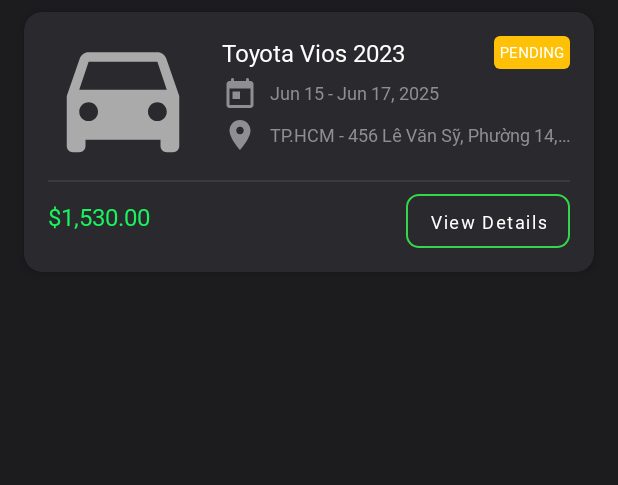
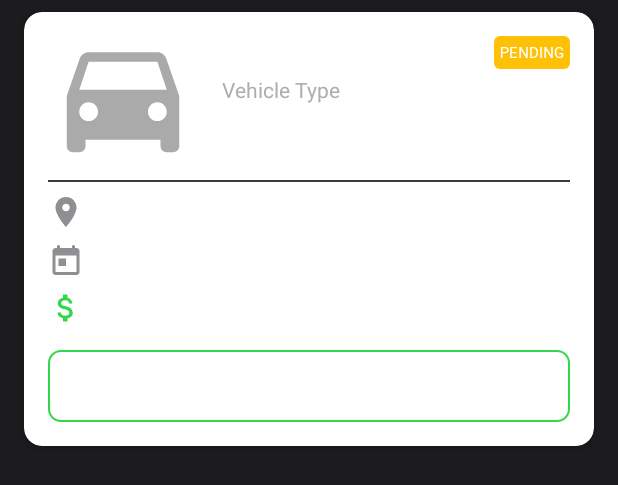
Before and after one commit to AkioCkist/WhaleXe, an Android app: the layout item_booking.xml on its own in the app's theme, with its tools: preview values and no code run, on a phone screen of 412 x 824 dp. Shown: the top 485 px of the screen. Run offline under Robolectric (Android 15) with nearby library versions, the phone set to English and light mode, and no system bars.

Commit message:
add vehicle details and enhance booking history display

```diff
--- /dev/null
+++ b/app/src/main/res/drawable/booking_item_background.xml
@@ -0,0 +1,5 @@
+<?xml version="1.0" encoding="utf-8"?>
+<shape xmlns:android="http://schemas.android.com/apk/res/android">
+    <solid android:color="@android:color/white" />
+    <corners android:radius="12dp" />
+</shape>
--- a/app/src/main/res/layout/item_booking.xml
+++ b/app/src/main/res/layout/item_booking.xml
@@ -1,6 +1,5 @@
 <?xml version="1.0" encoding="utf-8"?>
-<androidx.cardview.widget.CardView
-    xmlns:android="http://schemas.android.com/apk/res/android"
+<androidx.cardview.widget.CardView xmlns:android="http://schemas.android.com/apk/res/android"
     xmlns:app="http://schemas.android.com/apk/res-auto"
     xmlns:tools="http://schemas.android.com/tools"
     android:layout_width="match_parent"
@@ -16,19 +15,26 @@
     <androidx.constraintlayout.widget.ConstraintLayout
         android:layout_width="match_parent"
         android:layout_height="wrap_content"
-        android:padding="16dp">
+        android:padding="16dp"
+        android:background="@drawable/booking_item_background"> <androidx.cardview.widget.CardView
+        android:id="@+id/imageContainer"
+        android:layout_width="100dp"
+        android:layout_height="80dp"
+        app:cardCornerRadius="18dp"
+        app:cardElevation="0dp"
+        app:layout_constraintStart_toStartOf="parent"
+        app:layout_constraintTop_toTopOf="parent">
 
-        <!-- Car Image -->
         <ImageView
             android:id="@+id/imageViewCar"
-            android:layout_width="100dp"
-            android:layout_height="80dp"
+            android:layout_width="match_parent"
+            android:layout_height="match_parent"
             android:scaleType="centerCrop"
-            app:layout_constraintStart_toStartOf="parent"
-            app:layout_constraintTop_toTopOf="parent"
-            tools:src="@drawable/car_placeholder" />
+            tools:src="@drawable/car_placeholder"
+            android:contentDescription="Vehicle Image" />
+    </androidx.cardview.widget.CardView>
 
-        <!-- Car Name -->
+
         <TextView
             android:id="@+id/textViewCarName"
             android:layout_width="0dp"
@@ -39,12 +45,11 @@
             android:maxLines="1"
             android:textColor="@color/white"
             android:textSize="16sp"
-            app:layout_constraintEnd_toEndOf="parent"
-            app:layout_constraintStart_toEndOf="@+id/imageViewCar"
-            app:layout_constraintTop_toTopOf="parent"
+            app:layout_constraintEnd_toStartOf="@+id/textViewStatus"
+            app:layout_constraintStart_toEndOf="@+id/imageContainer"
+            app:layout_constraintTop_toTopOf="@+id/imageContainer"
             tools:text="Toyota Vios 2023" />
 
-        <!-- Booking Status -->
         <TextView
             android:id="@+id/textViewStatus"
             android:layout_width="wrap_content"
@@ -55,88 +60,127 @@
             android:textColor="@color/white"
             android:textSize="10sp"
             app:layout_constraintEnd_toEndOf="parent"
-            app:layout_constraintTop_toTopOf="parent"
+            app:layout_constraintTop_toTopOf="@+id/imageContainer"
             tools:text="PENDING"
             tools:ignore="SmallSp" />
 
-        <!-- Booking Date Range -->
         <TextView
-            android:id="@+id/textViewDateRange"
+            android:id="@+id/textViewVehicleType"
             android:layout_width="0dp"
             android:layout_height="wrap_content"
             android:layout_marginStart="16dp"
             android:layout_marginTop="4dp"
-            android:drawableStart="@drawable/ic_calendar"
-            android:drawablePadding="8dp"
-            android:fontFamily="@font/notosans_regular"
-            android:gravity="center_vertical"
-            android:textColor="@color/text_secondary"
-            android:textSize="12sp"
+            android:text="Vehicle Type"
+            android:textColor="#AEAEAE"
+            android:textSize="14sp"
+            android:fontFamily="sans-serif"
+            app:layout_constraintStart_toEndOf="@+id/imageContainer"
             app:layout_constraintEnd_toEndOf="parent"
-            app:layout_constraintStart_toEndOf="@+id/imageViewCar"
-            app:layout_constraintTop_toBottomOf="@+id/textViewCarName"
-            tools:text="Jun 15 - Jun 17, 2025" />
+            app:layout_constraintTop_toBottomOf="@+id/textViewCarName" />
 
-        <!-- Pickup Location -->
-        <TextView
-            android:id="@+id/textViewLocation"
-            android:layout_width="0dp"
-            android:layout_height="wrap_content"
-            android:layout_marginStart="16dp"
-            android:layout_marginTop="4dp"
-            android:drawableStart="@drawable/ic_location"
-            android:drawablePadding="8dp"
-            android:ellipsize="end"
-            android:fontFamily="@font/notosans_regular"
-            android:gravity="center_vertical"
-            android:maxLines="1"
-            android:textColor="@color/text_secondary"
-            android:textSize="12sp"
-            app:layout_constraintEnd_toEndOf="parent"
-            app:layout_constraintStart_toEndOf="@+id/imageViewCar"
-            app:layout_constraintTop_toBottomOf="@+id/textViewDateRange"
-            tools:text="TP.HCM - 456 Lê Văn Sỹ, Phường 14, Quận 3" />
-
-        <!-- Divider -->
         <View
-            android:id="@+id/divider"
+            android:id="@+id/dividerTop"
             android:layout_width="match_parent"
             android:layout_height="1dp"
             android:layout_marginTop="16dp"
             android:background="@color/divider"
             app:layout_constraintEnd_toEndOf="parent"
             app:layout_constraintStart_toStartOf="parent"
-            app:layout_constraintTop_toBottomOf="@+id/imageViewCar" />
+            app:layout_constraintTop_toBottomOf="@+id/imageContainer" />
 
-        <!-- Price -->
-        <TextView
-            android:id="@+id/textViewPrice"
-            android:layout_width="wrap_content"
+        <LinearLayout
+            android:id="@+id/layoutPickupLocation"
+            android:layout_width="0dp"
             android:layout_height="wrap_content"
-            android:layout_marginTop="12dp"
-            android:fontFamily="@font/notosans_semibold"
-            android:textColor="@color/green_primary"
-            android:textSize="16sp"
+            android:orientation="horizontal"
+            android:gravity="center_vertical"
+            android:layout_marginTop="8dp"
             app:layout_constraintStart_toStartOf="parent"
-            app:layout_constraintTop_toBottomOf="@+id/divider"
-            tools:text="$1,530.00" />
+            app:layout_constraintEnd_toEndOf="parent"
+            app:layout_constraintTop_toBottomOf="@+id/dividerTop">
 
-        <!-- View Details Button -->
+            <ImageView
+                android:layout_width="24dp"
+                android:layout_height="24dp"
+                android:src="@drawable/ic_location"
+                android:contentDescription="Location icon"/>
+
+            <TextView
+                android:id="@+id/textViewLocation"
+                android:layout_width="wrap_content"
+                android:layout_height="wrap_content"
+                android:layout_marginStart="8dp"
+                android:textColor="@color/white"
+                android:textSize="14sp"
+                tools:text="Ho Chi Minh City" />
+        </LinearLayout>
+
+        <LinearLayout
+            android:id="@+id/layoutDateRange"
+            android:layout_width="0dp"
+            android:layout_height="wrap_content"
+            android:orientation="horizontal"
+            android:gravity="center_vertical"
+            android:layout_marginTop="8dp"
+            app:layout_constraintStart_toStartOf="parent"
+            app:layout_constraintEnd_toEndOf="parent"
+            app:layout_constraintTop_toBottomOf="@+id/layoutPickupLocation">
+
+            <ImageView
+                android:layout_width="24dp"
+                android:layout_height="24dp"
+                android:src="@drawable/ic_calendar"
+                android:contentDescription="Calendar icon"/>
+
+            <TextView
+                android:id="@+id/textViewDateRange"
+                android:layout_width="wrap_content"
+                android:layout_height="wrap_content"
+                android:layout_marginStart="8dp"
+                android:textColor="@color/white"
+                android:textSize="14sp"
+                tools:text="Jun 20 - Jun 25, 2025" />
+        </LinearLayout>
+
+        <LinearLayout
+            android:id="@+id/layoutPrice"
+            android:layout_width="0dp"
+            android:layout_height="wrap_content"
+            android:orientation="horizontal"
+            android:gravity="center_vertical"
+            android:layout_marginTop="8dp"
+            app:layout_constraintStart_toStartOf="parent"
+            app:layout_constraintEnd_toEndOf="parent"
+            app:layout_constraintTop_toBottomOf="@+id/layoutDateRange">
+
+            <ImageView
+                android:layout_width="24dp"
+                android:layout_height="24dp"
+                android:src="@drawable/ic_dollar"
+                android:contentDescription="Price icon"/>
+
+            <TextView
+                android:id="@+id/textViewPrice"
+                android:layout_width="wrap_content"
+                android:layout_height="wrap_content"
+                android:layout_marginStart="8dp"
+                android:textColor="@color/white"
+                android:textSize="14sp"
+                tools:text="$350.00" />
+        </LinearLayout>
+
         <Button
             android:id="@+id/buttonViewDetails"
-            android:layout_width="wrap_content"
-            android:layout_height="36dp"
-            android:layout_marginTop="8dp"
-            android:background="@drawable/button_outline_bg"
-            android:fontFamily="@font/notosans_regular"
-            android:paddingStart="16dp"
-            android:paddingEnd="16dp"
+            android:layout_width="match_parent"
+            android:layout_height="wrap_content"
+            android:layout_marginTop="16dp"
+            android:background="@drawable/button_outline"
             android:text="View Details"
-            android:textAllCaps="false"
             android:textColor="@color/white"
-            android:textSize="12sp"
+            app:layout_constraintBottom_toBottomOf="parent"
             app:layout_constraintEnd_toEndOf="parent"
-            app:layout_constraintTop_toBottomOf="@+id/divider" />
+            app:layout_constraintStart_toStartOf="parent"
+            app:layout_constraintTop_toBottomOf="@+id/layoutPrice" />
 
     </androidx.constraintlayout.widget.ConstraintLayout>
 </androidx.cardview.widget.CardView>
```
Also changed, not shown: app/src/main/java/com/midterm/mobiledesignfinalterm/UserDashboard/Booking.java (+112 -0 lines), app/src/main/java/com/midterm/mobiledesignfinalterm/UserDashboard/BookingHistoryAdapter.java (+23 -3 lines), app/src/main/res/layout/booking_history_item.xml (+34 -4 lines).
